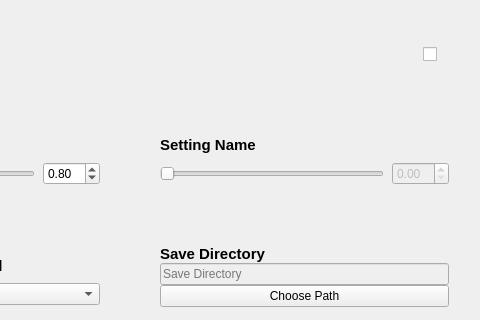
Qt form PyQt-GUIProject/form.ui (Notaweedle/Pro100_Voice_rec) before a commit; both pictures show x 220 to 700 and y 263 to 583 of the 700 by 750 pixel window.
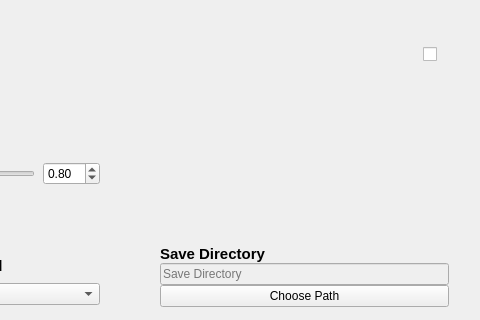
The same form after that commit. The open tabs and pages were chosen to show the change. Icons and pictures are not drawn.

Commit message: some gui fixes and settings save and tts done.

```diff
--- a/PyQt-GUIProject/form.ui
+++ b/PyQt-GUIProject/form.ui
@@ -702,59 +702,7 @@
           </spacer>
          </item>
          <item>
-          <widget class="QLabel" name="label_6">
-           <property name="sizePolicy">
-            <sizepolicy hsizetype="Preferred" vsizetype="Fixed">
-             <horstretch>0</horstretch>
-             <verstretch>0</verstretch>
-            </sizepolicy>
-           </property>
-           <property name="font">
-            <font>
-             <pointsize>11</pointsize>
-             <bold>true</bold>
-            </font>
-           </property>
-           <property name="whatsThis">
-            <string>&lt;html&gt;&lt;head/&gt;&lt;body&gt;&lt;p&gt;&lt;br/&gt;&lt;/p&gt;&lt;/body&gt;&lt;/html&gt;</string>
-           </property>
-           <property name="text">
-            <string>Setting Name</string>
-           </property>
-          </widget>
-         </item>
-         <item>
-          <layout class="QHBoxLayout" name="horizontalLayout_3">
-           <item>
-            <widget class="QSlider" name="horizontalSlider_4">
-             <property name="enabled">
-              <bool>false</bool>
-             </property>
-             <property name="sizePolicy">
-              <sizepolicy hsizetype="Expanding" vsizetype="Fixed">
-               <horstretch>0</horstretch>
-               <verstretch>0</verstretch>
-              </sizepolicy>
-             </property>
-             <property name="minimumSize">
-              <size>
-               <width>50</width>
-               <height>0</height>
-              </size>
-             </property>
-             <property name="orientation">
-              <enum>Qt::Orientation::Horizontal</enum>
-             </property>
-            </widget>
-           </item>
-           <item>
-            <widget class="QDoubleSpinBox" name="doubleSpinBox_2">
-             <property name="enabled">
-              <bool>false</bool>
-             </property>
-            </widget>
-           </item>
-          </layout>
+          <layout class="QHBoxLayout" name="horizontalLayout_3"/>
          </item>
          <item>
           <spacer name="verticalSpacer_8">
```
Left out of the diff: 2 changed lines with no effect on the pictures. The commit also changes 11 other files.
